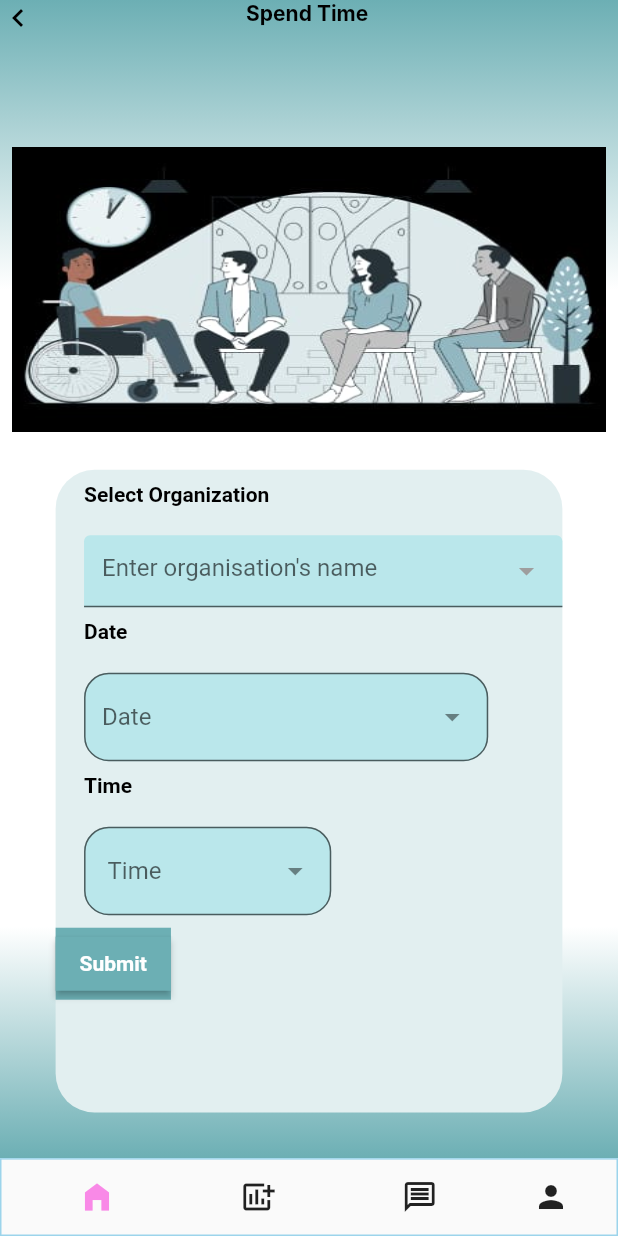
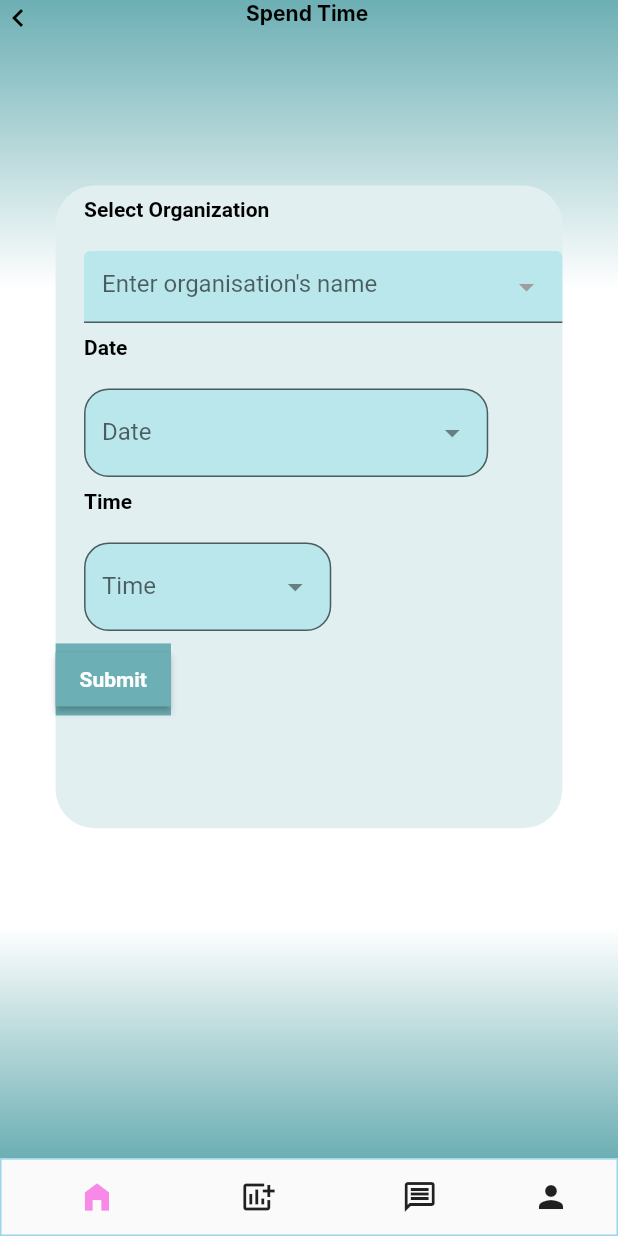
Before and after one commit to hackslash-nitp/cura, a Flutter app: the spend_time screen opened directly, after a tap on "Submit", on a phone screen of 412 x 824 dp. Run offline on Flutter 3.47's test engine with Material 2 defaults, Android fonts, the phone set to English and light mode, and no system bars; drawn by our look-alikes of searchfield; our stand-ins replace carousel_slider, cloud_firestore, file_picker, firebase_auth, firebase_core, firebase_storage and 2 more; accounts and stored records are empty; Roboto replaces fonts that are missing (Inter, PT Sans).

Commit message:
spend time backend done

```diff
--- a/lib/individual/spend_time.dart
+++ b/lib/individual/spend_time.dart
@@ -1,5 +1,7 @@
 import 'package:flutter/material.dart';
 import 'package:searchfield/searchfield.dart';
+import 'package:cura/shared/services/firebase_database.dart';
+
 // ignore: unused_import
 import 'package:intl/intl.dart';
 //import 'package:flutter_screenutil/flutter_screenutil.dart';
@@ -14,8 +16,26 @@ class spend_time extends StatefulWidget {
 }
 
 class _spend_timeState extends State<spend_time> {
-  TextEditingController _date = TextEditingController();
-  TextEditingController timeinput = TextEditingController();
+  TextEditingController date = TextEditingController();
+  TextEditingController time = TextEditingController();
+  TextEditingController orgName = TextEditingController();
+
+  FirestoreDatabase fd = FirestoreDatabase();
+  List<String> organisationNames = [];
+
+  @override
+  void initState() {
+    getData();
+    super.initState();
+  }
+
+  void getData() async {
+    List organisationProfiles = await fd.getOrganisationProfileData();
+    for (var organisation in organisationProfiles) {
+      organisationNames.add(organisation["orgName"]);
+    }
+  }
+
   @override
   Widget build(BuildContext context) {
     return Scaffold(
@@ -79,24 +99,24 @@ class _spend_timeState extends State<spend_time> {
                 SizedBox(
                   height: MediaQuery.of(context).size.height * 0.09,
                 ),
-                Container(
-                  padding: EdgeInsets.fromLTRB(
-                    0,
-                    MediaQuery.of(context).size.height * 0.2,
-                    0,
-                    MediaQuery.of(context).size.height * 0.57,
-                  ),
-                  height: MediaQuery.of(context).size.height * 0.23,
-                  width: MediaQuery.of(context).size.width * 0.96,
-                  // ignore: prefer_const_constructors
-                  decoration: BoxDecoration(
-                    // ignore: prefer_const_constructors
-                    image: DecorationImage(
-                        // ignore: prefer_const_constructors
-                        image: AssetImage("assets/screen_time_one.jpeg"),
-                        fit: BoxFit.fill),
-                  ),
-                ),
+                // Container(
+                //   padding: EdgeInsets.fromLTRB(
+                //     0,
+                //     MediaQuery.of(context).size.height * 0.2,
+                //     0,
+                //     MediaQuery.of(context).size.height * 0.57,
+                //   ),
+                //   height: MediaQuery.of(context).size.height * 0.23,
+                //   width: MediaQuery.of(context).size.width * 0.96,
+                //   // ignore: prefer_const_constructors
+                //   decoration: BoxDecoration(
+                //     // ignore: prefer_const_constructors
+                //     image: DecorationImage(
+                //         // ignore: prefer_const_constructors
+                //         image: AssetImage("assets/screen_time_one.jpeg"),
+                //         fit: BoxFit.fill),
+                //   ),
+                // ),
                 SizedBox(
                   height: MediaQuery.of(context).size.height * 0.031,
                 ),
@@ -152,18 +172,12 @@ class _spend_timeState extends State<spend_time> {
                         child: SizedBox(
                           width: MediaQuery.of(context).size.height * 0.4,
                           child: SearchField(
-                            hint:
-                                "Enter organisation's name", //searchStyle: TextStyle(fontSize:MediaQuery.of(context).size.height*0.036 ),
+                            hint: "Enter organisation's name",
+                            //searchStyle: TextStyle(fontSize:MediaQuery.of(context).size.height*0.036 ),
                             // padding:  EdgeInsets.fromLTRB(MediaQuery.of(context).size.height * 0.05, MediaQuery.of(context).size.height * 0.05, MediaQuery.of(context).size.height * 0.05,MediaQuery.of(context).size.height * 0.05),
                             // ignore: prefer_const_literals_to_create_immutables
-                            suggestions: [
-                              'Organisation 1',
-                              'Organisation 2',
-                              'Organisation 3',
-                              'Organisation 4',
-                              'Organisation 5',
-                              'Organisation 6',
-                            ],
+                            suggestions: organisationNames,
+                            controller: orgName,
                             searchInputDecoration: InputDecoration(
                               focusedBorder: OutlineInputBorder(
                                 borderRadius: BorderRadius.circular(
@@ -222,7 +236,7 @@ class _spend_timeState extends State<spend_time> {
                         child: SizedBox(
                           width: MediaQuery.of(context).size.height * 0.327,
                           child: TextField(
-                            controller: _date,
+                            controller: date,
 
                             //editing controller of this TextField
                             decoration: InputDecoration(
@@ -237,22 +251,22 @@ class _spend_timeState extends State<spend_time> {
 
                               fillColor:
                                   const Color.fromARGB(255, 186, 231, 235),
-                              filled:
-                                  true, //border: OutlineInputBorder(borderRadius: BorderRadius.circular(MediaQuery.of(context).size.height*0.0026),
+                              filled: true,
+                              //border: OutlineInputBorder(borderRadius: BorderRadius.circular(MediaQuery.of(context).size.height*0.0026),
 
                               suffixIcon: Icon(Icons.arrow_drop_down),
                               //icon of text field
                               labelText:
                                   "Date", //labelStyle: TextStyle(fontSize:  MediaQuery.of(context).size.height*0.036)//label text of field
                             ),
-                            readOnly:
-                                true, //set it true, so that user will not able to edit text
+                            readOnly: true,
+                            //set it true, so that user will not able to edit text
                             onTap: () async {
                               DateTime? pickedDate = await showDatePicker(
                                   context: context,
                                   initialDate: DateTime.now(),
-                                  firstDate: DateTime(
-                                      2000), //DateTime.now() - not to allow to choose before today.
+                                  firstDate: DateTime(2000),
+                                  //DateTime.now() - not to allow to choose before today.
                                   lastDate: DateTime(2101));
 
                               if (pickedDate != null) {
@@ -261,7 +275,7 @@ class _spend_timeState extends State<spend_time> {
                               print(formattedDate);*/ //formatted date output using intl package =>  2021-03-16
                                 //you can implement different kind of Date Format here according to your requirement
                                 setState(() {
-                                  _date.text = DateFormat('yyyy-MM-dd').format(
+                                  date.text = DateFormat('yyyy-MM-dd').format(
                                       pickedDate); //set output date to TextField value.
                                 });
                               } else {
@@ -285,7 +299,7 @@ class _spend_timeState extends State<spend_time> {
                           alignment: Alignment.topLeft,
                           /* padding:  EdgeInsets.fromLTRB(MediaQuery.of(context).size.height * 0.023,
                                MediaQuery.of(context).size.height * 0.025, MediaQuery.of(context).size.height * 0.138, MediaQuery.of(context).size.height * 0.38),*/
-                          child: Text(
+                          child:const Text(
                             'Time',
                             style: TextStyle(
                               color: Colors.black,
@@ -304,48 +318,40 @@ class _spend_timeState extends State<spend_time> {
                         child: SizedBox(
                           width: MediaQuery.of(context).size.height * 0.2,
                           child: TextField(
-                            controller:
-                                timeinput, //editing controller of this TextField
+                            controller: time,
+                            //editing controller of this TextField
                             decoration: InputDecoration(
                               border: OutlineInputBorder(
                                   borderRadius: BorderRadius.circular(
                                       MediaQuery.of(context).size.height *
                                           0.02)),
                               // ignore: prefer_const_constructors
-                              fillColor:
-                                  const Color.fromARGB(255, 186, 231, 235),
+                              fillColor:const Color.fromARGB(255, 186, 231, 235),
                               filled: true,
-                              suffixIcon: Icon(
-                                  Icons.arrow_drop_down), //icon of text field
-                              labelText:
-                                  " Time", //labelStyle: TextStyle(fontSize:  MediaQuery.of(context).size.height*0.036)
+                              suffixIcon: Icon(Icons.arrow_drop_down),
+                              //icon of text field
+                              labelText: "Time", //labelStyle: TextStyle(fontSize:  MediaQuery.of(context).size.height*0.036)
                               //label text of field
                             ),
 
-                            readOnly:
-                                true, //set it true, so that user will not able to edit text
+                            readOnly: true,
+                            //set it true, so that user will not able to edit text
                             onTap: () async {
                               TimeOfDay? pickedTime = await showTimePicker(
                                 initialTime: TimeOfDay.now(),
                                 context: context,
                               );
-
-                              if (pickedTime != null) {
-                                print(pickedTime
-                                    .format(context)); //output 10:51 PM
-                                DateTime parsedTime = DateFormat.jm().parse(
-                                    pickedTime.format(context).toString());
-                                //converting to DateTime so that we can further format on different pattern.
-                                print(
-                                    parsedTime); //output 1970-01-01 22:53:00.000
-                                String formattedTime =
-                                    DateFormat('HH:mm:ss').format(parsedTime);
-                                print(formattedTime); //output 14:59:00
-                                //DateFormat() is from intl package, you can format the time on any pattern you need.
-
+                              //
+                              // if (pickedTime != null) {//output 10:51 PM
+                              //   DateTime parsedTime = DateFormat.jm().parse(
+                              //       pickedTime.format(context).toString());
+                              //   //converting to DateTime so that we can further format on different pattern.//output 1970-01-01 22:53:00.000
+                              //   String formattedTime = DateFormat('HH:mm:ss').format(parsedTime);
+                              //   print(formattedTime); //output 14:59:00
+                              //   //DateFormat() is from intl package, you can format the time on any pattern you need.
+                                if(pickedTime!=null){
                                 setState(() {
-                                  timeinput.text =
-                                      formattedTime; //set the value of text field.
+                                  time.text = "${pickedTime.hour}:${pickedTime.minute}";//set the value of text field.
                                 });
                               } else {
                                 print("Time is not selected");
@@ -375,7 +381,16 @@ class _spend_timeState extends State<spend_time> {
                                 color: Colors.white),
                           ),
                           onPressed: (() {
-                            MessageDialog(
+                            // print(orgName.text);
+                            // print(date.text);
+                            // print(time.text);
+                            Map<String,dynamic> vData = {
+                              "orgName":orgName.text,
+                              "date":date.text,
+                              "time":time.text,
+                            };
+                            fd.postVolunteerData(vData);
+                            const MessageDialog(
                               title: 'Thank you!',
                               contentText:
                                   'Thank you,for giving your precious time',
--- a/lib/shared/services/firebase_database.dart
+++ b/lib/shared/services/firebase_database.dart
@@ -47,8 +47,7 @@ class FirestoreDatabase {
         .set(profileData);
   }
 
-  Future<void> postOrganizationProfileData(
-      Map<String, dynamic> profileData) async {
+  Future<void> postOrganizationProfileData(Map<String, dynamic> profileData) async {
     String? uid;
     final currentUser = _auth.getCurrentUser();
     if (currentUser == null) {
@@ -62,4 +61,23 @@ class FirestoreDatabase {
         .doc(uid)
         .set(profileData);
   }
+  Future<List> getOrganisationProfileData() async{
+    final orgUsers = _db.collection("users").doc("organisationUsers").collection("profileData");
+    QuerySnapshot snap = await orgUsers.get();
+    List allData = snap.docs;
+    List orgProfiles = [];
+    for(var d in allData){
+      orgProfiles.add(d.data());
+    }
+    return orgProfiles;
+  }
+
+  Future<void> postVolunteerData(Map<String,dynamic> volunteerData) async{
+    await _db.collection("users")
+        .doc("individualUsers")
+        .collection("volunteerDetails")
+        .doc()
+        .set(volunteerData);
+  }
+
 }
```
